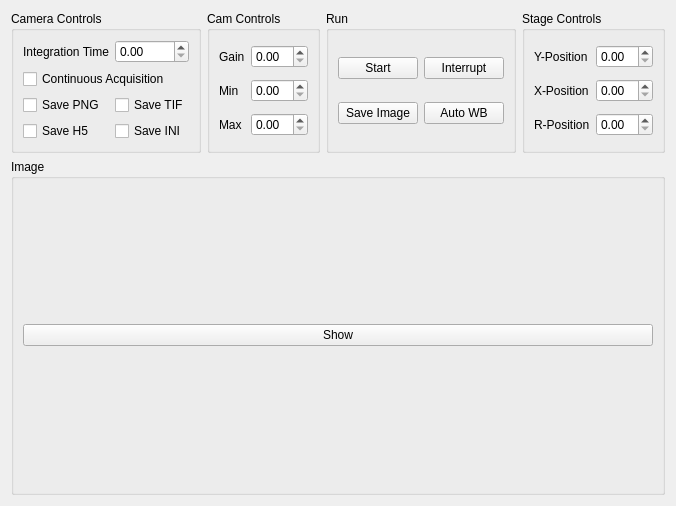
Before: the Qt Designer form quantum_sensing/fancy_microscope/thorcam_capture.ui in saahitmog/quantum-sensing, drawn with Qt 5.
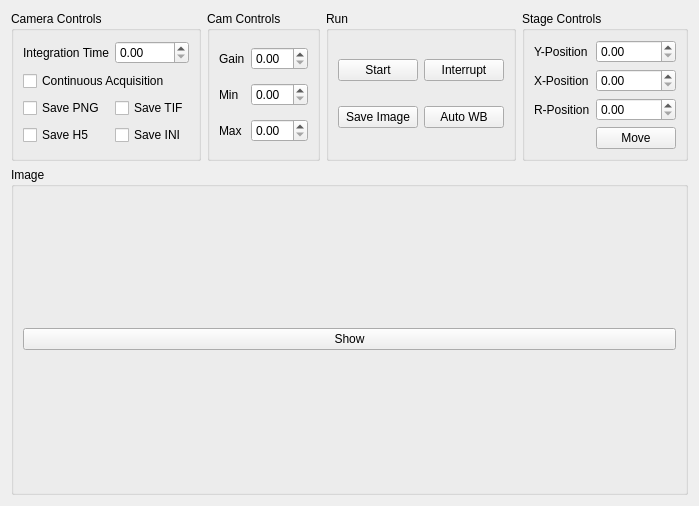
After: the same form once the commit is applied.

Commit message: ui based movement implemented + fixed thorcam connection issue

```diff
--- a/quantum_sensing/fancy_microscope/thorcam_capture.ui
+++ b/quantum_sensing/fancy_microscope/thorcam_capture.ui
@@ -51,6 +51,13 @@
         </property>
        </widget>
       </item>
+      <item row="3" column="1">
+       <widget class="QPushButton" name="move_pushButton">
+        <property name="text">
+         <string>Move</string>
+        </property>
+       </widget>
+      </item>
      </layout>
     </widget>
    </item>
```
The commit also changes 53 other files.
